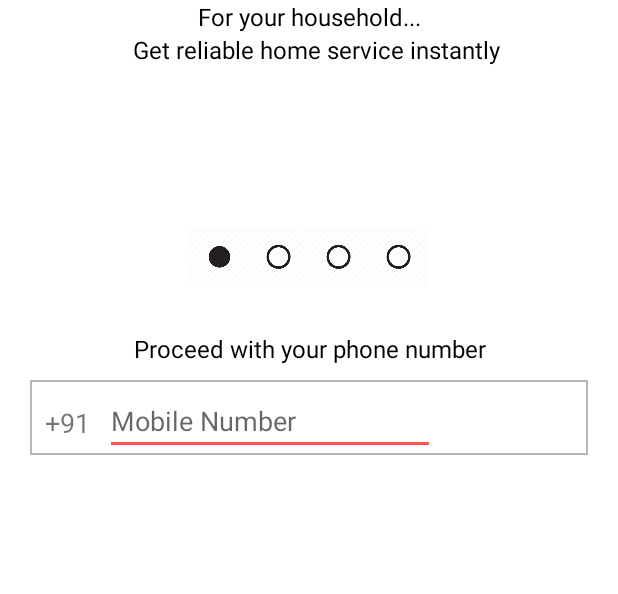
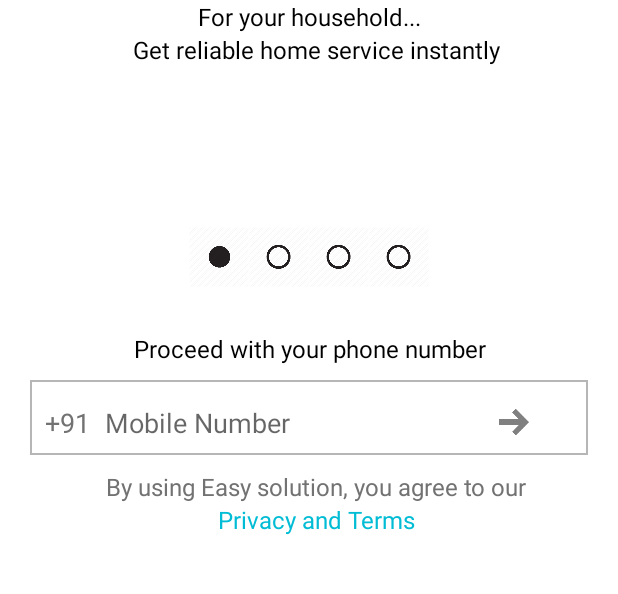
Before and after one commit to sbhambad/EasySolutionDemo, an Android app: the Register screen opened directly, with no data from a screen before it, on a phone screen of 412 x 824 dp, the part 298-892 px from its top. Run offline under Robolectric (Android 15) with nearby library versions, the phone set to English and light mode, and no system bars.

Commit message:
regsiter added

```diff
--- a/app/src/main/AndroidManifest.xml
+++ b/app/src/main/AndroidManifest.xml
@@ -6,7 +6,8 @@
         android:allowBackup="true"
         android:icon="@mipmap/ic_launcher"
         android:label="Sandeep"
-        android:theme="@style/AppTheme">
+        android:theme="@style/AppTheme"
+        android:screenOrientation="portrait">
         <activity
             android:name=".MainActivity"
             android:label="@string/app_name" />
--- a/app/src/main/java/com/example/sandeepbhambad/easysolutiondemo/activities/Register.java
+++ b/app/src/main/java/com/example/sandeepbhambad/easysolutiondemo/activities/Register.java
@@ -1,12 +1,18 @@
 package com.example.sandeepbhambad.easysolutiondemo.activities;
 
+import android.content.Intent;
+import android.content.pm.ActivityInfo;
 import android.os.Bundle;
 import android.support.v4.app.FragmentActivity;
 import android.support.v4.view.ViewPager;
 import android.view.Menu;
 import android.view.MenuItem;
+import android.view.View;
+import android.widget.EditText;
 import android.widget.ImageView;
+import android.widget.Toast;
 
+import com.example.sandeepbhambad.easysolutiondemo.MainActivity;
 import com.example.sandeepbhambad.easysolutiondemo.R;
 import com.example.sandeepbhambad.easysolutiondemo.adapters.IntroAdapter;
 
@@ -17,6 +23,8 @@ public class Register extends FragmentActivity {
     ImageView inroIndicatior2;
     ImageView inroIndicatior3;
     ImageView inroIndicatior4;
+    EditText phoneNo;
+    ImageView submit;
 
     @Override
     protected void onCreate(Bundle savedInstanceState) {
@@ -26,6 +34,30 @@ public class Register extends FragmentActivity {
         viewPager = (ViewPager) findViewById(R.id.introPager);
         IntroAdapter padapter = new IntroAdapter(getSupportFragmentManager());
         viewPager.setAdapter(padapter);
+
+        phoneNo = (EditText) findViewById(R.id.phoneNumber);
+        submit = (ImageView) findViewById(R.id.submit);
+
+        submit.setOnClickListener(new View.OnClickListener() {
+            @Override
+            public void onClick(View v) {
+
+                String phonenumberText = phoneNo.getText().toString();
+
+                if (phonenumberText.length() == 0) {
+
+                    phoneNo.setError("Field cannot be left blank.");
+                } else if (phonenumberText.length() > 10 || phonenumberText.length() < 10) {
+                    phoneNo.setError("Please enter valid phone number.");
+                } else {
+                    Intent intent = new Intent(Register.this, MainActivity.class);
+                    startActivity(intent);
+                }
+
+                // Toast.makeText(getBaseContext(),phonenumberText,Toast.LENGTH_SHORT).show();
+
+            }
+        });
 
         inroIndicatior1 = (ImageView) findViewById(R.id.inroIndicatior1);
         inroIndicatior2 = (ImageView) findViewById(R.id.inroIndicatior2);
@@ -41,22 +73,22 @@ public class Register extends FragmentActivity {
             @Override
             public void onPageSelected(int i) {
 
-                if(i==0){
+                if (i == 0) {
                     inroIndicatior1.setImageResource(R.drawable.solid_circle);
                     inroIndicatior2.setImageResource(R.drawable.hollow_circle);
                     inroIndicatior3.setImageResource(R.drawable.hollow_circle);
                     inroIndicatior4.setImageResource(R.drawable.hollow_circle);
-                } else if(i==1){
+                } else if (i == 1) {
                     inroIndicatior1.setImageResource(R.drawable.hollow_circle);
                     inroIndicatior2.setImageResource(R.drawable.solid_circle);
                     inroIndicatior3.setImageResource(R.drawable.hollow_circle);
                     inroIndicatior4.setImageResource(R.drawable.hollow_circle);
-                } else if(i==2){
+                } else if (i == 2) {
                     inroIndicatior1.setImageResource(R.drawable.hollow_circle);
                     inroIndicatior2.setImageResource(R.drawable.hollow_circle);
                     inroIndicatior3.setImageResource(R.drawable.solid_circle);
                     inroIndicatior4.setImageResource(R.drawable.hollow_circle);
-                } else if(i==3){
+                } else if (i == 3) {
                     inroIndicatior1.setImageResource(R.drawable.hollow_circle);
                     inroIndicatior2.setImageResource(R.drawable.hollow_circle);
                     inroIndicatior3.setImageResource(R.drawable.hollow_circle);
--- a/app/src/main/res/layout/activity_register.xml
+++ b/app/src/main/res/layout/activity_register.xml
@@ -70,21 +70,60 @@
         android:orientation="horizontal"
         android:gravity="center_vertical"
         android:paddingLeft="10dp"
+        android:id="@+id/phoneView"
         >
 
         <TextView
             android:layout_width="wrap_content"
             android:layout_height="wrap_content"
             android:text="+91"
-            android:textSize="18dp"/>
+            android:textSize="18dp"
+            android:textColor="@color/colorSecondaryText"/>
 
         <EditText
             android:layout_width="220dp"
             android:layout_height="wrap_content"
             android:layout_marginLeft="10dp"
-            android:hint="Mobile Number"/>
+            android:hint="Mobile Number"
+            android:background="@null"
+            android:textSize="18sp"
+            android:lines="1"
+            android:maxLines="1"
+            android:textColor="@color/colorSecondaryText"
+            android:inputType="number"
+            android:id="@+id/phoneNumber"
+            android:maxLength="10"/>
+
+        <ImageView
+            android:layout_width="wrap_content"
+            android:layout_height="20dp"
+            android:layout_marginLeft="10dp"
+            android:src="@drawable/arrow"
+            android:id="@+id/submit"/>
 
 
     </LinearLayout>
 
+
+    <TextView
+        android:layout_width="match_parent"
+        android:layout_height="wrap_content" android:text="By using Easy solution, you agree to our"
+        android:gravity="center"
+        android:textSize="16sp"
+        android:layout_marginLeft="10dp"
+        android:layout_below="@+id/phoneView"
+        android:textColor="@color/colorSecondaryText"
+        android:layout_marginTop="10dp"
+        android:id="@+id/termsHeader"/>
+
+    <TextView
+        android:layout_width="match_parent"
+        android:layout_height="wrap_content" android:text="Privacy and Terms"
+        android:gravity="center"
+        android:textSize="16sp"
+        android:layout_marginLeft="10dp"
+        android:layout_below="@+id/termsHeader"
+        android:textColor="@color/colorPrimary"
+       />
+
 </RelativeLayout>
--- a/app/src/main/res/layout/activity_splash.xml
+++ b/app/src/main/res/layout/activity_splash.xml
@@ -4,7 +4,8 @@
     android:paddingRight="@dimen/activity_horizontal_margin"
     android:paddingTop="@dimen/activity_vertical_margin"
     android:paddingBottom="@dimen/activity_vertical_margin"
-    tools:context="com.example.sandeepbhambad.easysolutiondemo.activities.Splash">
+    tools:context="com.example.sandeepbhambad.easysolutiondemo.activities.Splash"
+    android:background="@color/white">
 
     <TextView android:text="spash screen 1" android:layout_width="wrap_content"
         android:layout_height="wrap_content" />
```
Also changed, not shown: app/src/main/res/drawable-hdpi/arrow.png (added), app/src/main/res/drawable-mdpi/arrow.png (added), app/src/main/res/drawable-xhdpi/arrow.png (added), app/src/main/res/drawable-xxhdpi/arrow.png (added), app/src/main/res/drawable-xxxhdpi/arrow.png (added).
